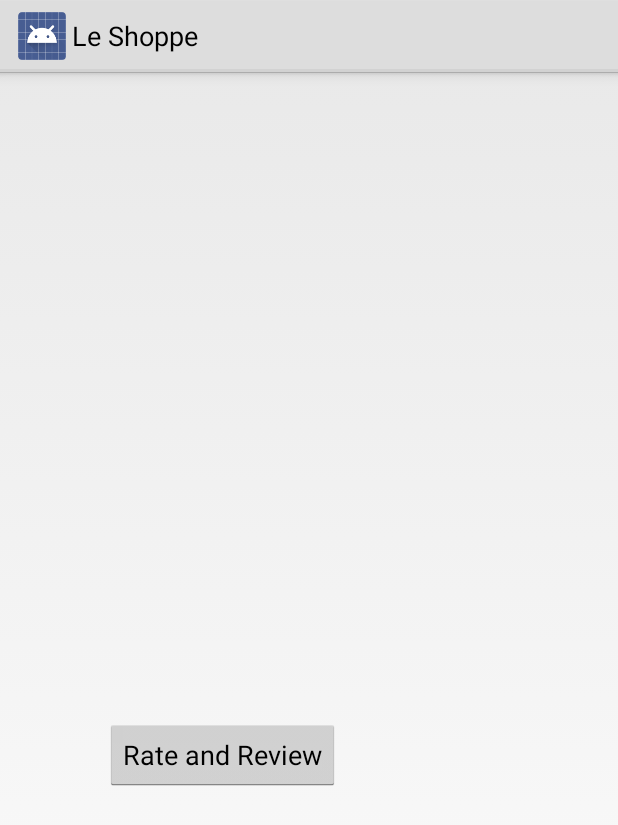
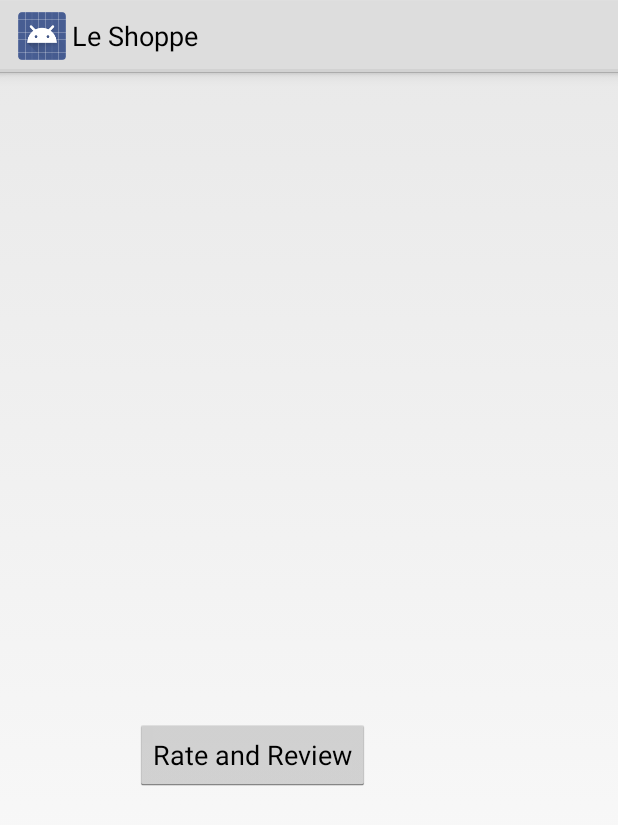
Before and after one commit to nicklawls/Shopping, an Android app: the layout product_fragment.xml on its own in the app's theme, with its tools: preview values and no code run, on a phone screen of 412 x 824 dp. Shown: the top 825 px of the screen. Run offline under Robolectric (Android 15) with nearby library versions, the phone set to English and light mode, and no system bars.

Commit message:
some minor UI changes

```diff
--- a/app/src/main/java/com/example/nicklawler222/shopping/LoginActivity.java
+++ b/app/src/main/java/com/example/nicklawler222/shopping/LoginActivity.java
@@ -48,7 +48,7 @@ public class LoginActivity extends Activity implements LoaderCallbacks<Cursor> {
 
     /**
      * A dummy authentication store containing known user names and passwords.
-     * TODO: remove after connecting to a real authentication system.
+     *
      */
     private static final String[] DUMMY_CREDENTIALS = new String[]{
             "foo@example.com:hello", "bar@example.com:world"
@@ -169,7 +169,7 @@ public class LoginActivity extends Activity implements LoaderCallbacks<Cursor> {
     }
 
     private boolean isPasswordValid(String password) {
-        //TODO: Replace this with your own logic
+
         return password.length() > 4;
     }
 
--- a/app/src/main/res/layout/product_fragment.xml
+++ b/app/src/main/res/layout/product_fragment.xml
@@ -8,7 +8,8 @@
         <ImageView
             android:layout_width="300dp"
             android:layout_height="300dp"
-            android:id="@+id/imageView" />
+            android:id="@+id/imageView"
+            android:gravity="center_horizontal"/>
     </TableRow>
     <TableRow>
     <TextView
@@ -61,7 +62,7 @@
             android:id="@+id/rate_review"
             android:text="@string/rate_review_label"
             android:layout_marginTop="15dp"
-            android:layout_marginLeft="70dp"
+            android:layout_marginLeft="90dp"
             android:onClick="toRateReviewActivity"/>
     </LinearLayout>
 </TableLayout>
```
Also changed, not shown: app/src/main/java/com/example/nicklawler222/shopping/dummy/DummyContent.java (deleted, +0 -55 lines).
